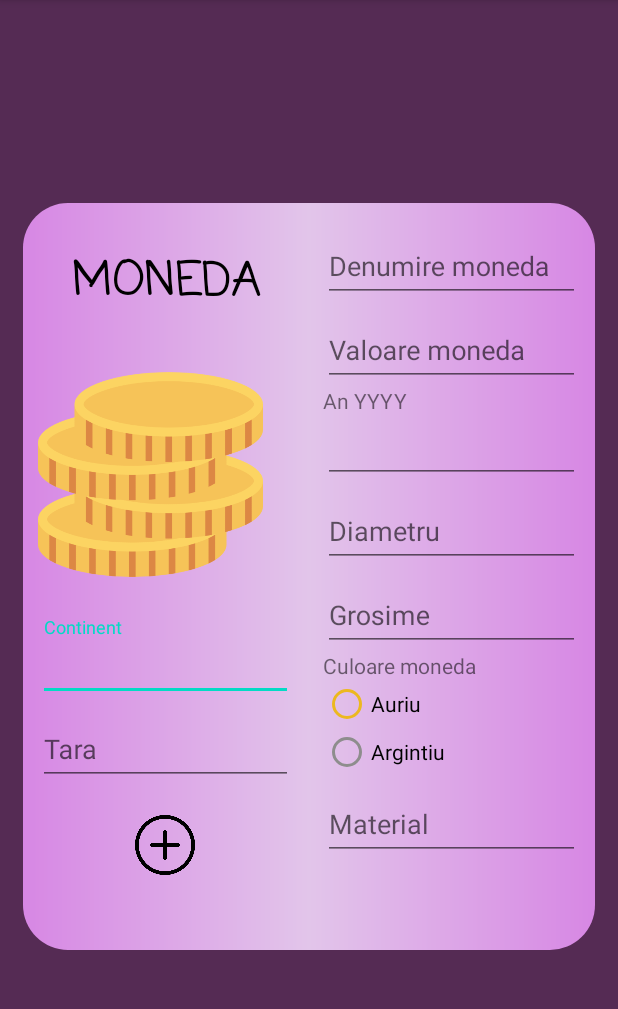
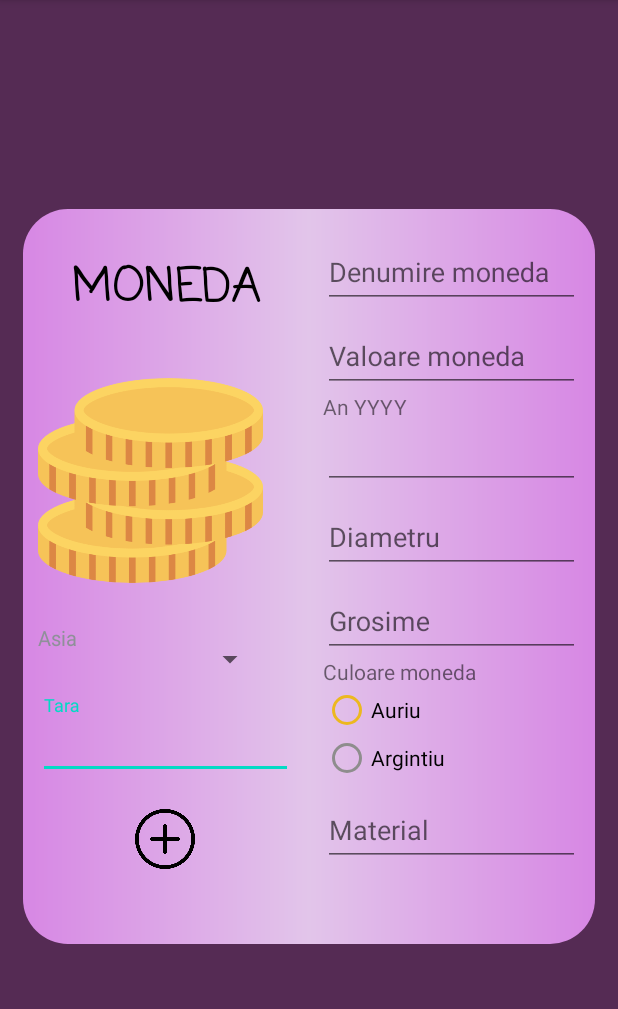
Before and after one commit to Diana2808/Project_Android, an Android app: the AdaugInColectieActivity screen opened directly, with no data from a screen before it, after a tap on an icon or button, on a phone screen of 412 x 824 dp, the part 84-1093 px from its top. Run offline under Robolectric (Android 15) with nearby library versions, the phone set to English and light mode, and no system bars.

Commit message:
bug rezolvat pt formularul de adaugare in lista, spinner realizat si validari schimbate <3

```diff
--- a/app/src/main/AndroidManifest.xml
+++ b/app/src/main/AndroidManifest.xml
@@ -2,8 +2,7 @@
 <manifest xmlns:android="http://schemas.android.com/apk/res/android"
     package="com.example.project">
 
-    <uses-permission android:name="android.permission.INTERNET" />
-
+<uses-permission android:name="android.permission.INTERNET"></uses-permission>
     <application
         android:allowBackup="true"
         android:icon="@mipmap/ic_launcher"
--- a/app/src/main/java/com/example/project/AdaugInColectieActivity.java
+++ b/app/src/main/java/com/example/project/AdaugInColectieActivity.java
@@ -6,9 +6,11 @@ import android.content.Intent;
 import android.os.Bundle;
 import android.util.Log;
 import android.view.View;
+import android.widget.ArrayAdapter;
 import android.widget.Button;
 import android.widget.EditText;
 import android.widget.RadioGroup;
+import android.widget.Spinner;
 import android.widget.Toast;
 
 import com.example.project.clase.Caracteristici;
@@ -21,8 +23,9 @@ import java.util.ArrayList;
 import java.util.List;
 
 public class AdaugInColectieActivity extends AppCompatActivity {
+    public static final String CHEIE_TARA="cheie";
 
-    TextInputEditText tietContinent;
+    Spinner spinContinent;
     TextInputEditText tietTara;
     TextInputEditText tietDenumire;
     TextInputEditText tietValoare;
@@ -35,7 +38,6 @@ public class AdaugInColectieActivity extends AppCompatActivity {
 
     //pentru transferul informatiilor inapoi
     Intent intent;
-    public static final String CHEIE_TARA="cheie";
 
 
 
@@ -78,7 +80,8 @@ public class AdaugInColectieActivity extends AppCompatActivity {
 
 
     private void initializare() {
-        tietContinent=findViewById(R.id.tiet_continent);
+        spinContinent=findViewById(R.id.spin_continent);
+        adaugareInSpinner();
         tietTara=findViewById(R.id.tiet_tara);
         tietDenumire=findViewById(R.id.tiet_denumire);
         tietValoare=findViewById(R.id.tiet_valoare);
@@ -90,30 +93,65 @@ public class AdaugInColectieActivity extends AppCompatActivity {
         btnAdaug=findViewById(R.id.btn_adaug);
     }
 
+    private void adaugareInSpinner() {
+        ArrayAdapter<CharSequence> adapterSpinner=ArrayAdapter.createFromResource(getApplicationContext(),
+                R.array.continente,R.layout.support_simple_spinner_dropdown_item);
+        spinContinent.setAdapter(adapterSpinner);
+    }
+
 
     //verificari
     private boolean validare(){
-        if(tietContinent.getText() == null || tietContinent.getText().toString().trim().length() < 3 ||
+        if(
                 tietTara.getText() == null || tietTara.getText().toString().trim().length() < 3 ||
                 tietDenumire.getText() == null || tietDenumire.getText().toString().trim().length() < 3 ||
                 tietValoare.getText() == null || tietValoare.getText().toString().trim().length() < 3 ||
-                tietDiamentru.getText() == null || tietDiamentru.getText().toString().trim().length() < 3 ||
-                tietGrosime.getText() == null || tietGrosime.getText().toString().trim().length() < 3 ||
                 tietMaterial.getText() == null || tietMaterial.getText().toString().trim().length() < 3 ){
             Toast.makeText(getApplicationContext(),
-                    "Nu ati completat corect datele!",
+                    "Campurile trebuie sa contina minim 3 caractere!",
+                    Toast.LENGTH_LONG)
+                    .show();
+            return false;
+        } if(etAn.getText() == null || Integer.parseInt(etAn.getText().toString().trim())<4
+                ||Integer.parseInt(etAn.getText().toString())<1500  ||Integer.parseInt(etAn.getText().toString())>2020) {
+            Toast.makeText(getApplicationContext(),
+                    "Anul trebuie sa contina 4 cifre completate si sa se incadreze intre 1500 si 2020!",
                     Toast.LENGTH_LONG)
                     .show();
             return false;
         }
-        if(etAn.getText() == null || Integer.parseInt(etAn.getText().toString().trim())<4
-        ) {
+
+
+        if(tietDiamentru.getText().toString().substring(tietDiamentru.getText().toString().length()-2).equals("cm")==false
+        ||
+                Integer.parseInt(tietDiamentru.getText().toString().substring(0,1))>3){
             Toast.makeText(getApplicationContext(),
-                   "Anul trebuie sa contina 4 cifre completate!",
+                    "Diametrul trebuie sa contina la sfarsit 'cm'! Dimesiunea mai mica de 3 trebuie introdusa la incpeut!",
+                    Toast.LENGTH_LONG)
+                    .show();
+            return false;
+
+        }
+        if(tietGrosime.getText().toString().substring(tietGrosime.getText().toString().length()-2).equals("mm")==false
+        || Integer.parseInt(tietGrosime.getText().toString().substring(0,1))>3){
+
+            //daca ii dai doar litere iti va crapa, inca ma gandesc cum sa modific :/
+
+            Toast.makeText(getApplicationContext(),
+                    "Grosimea trebuie sa contina la sfarsit 'mm'! Grosimea mai mica de 3 trebuie introdusa la inceput !",
+                    Toast.LENGTH_LONG)
+                    .show();
+            return false;
+
+        }
+        if(rgCuloare.getCheckedRadioButtonId()!=R.id.rb_argintiu && rgCuloare.getCheckedRadioButtonId()!=R.id.rb_auriu){
+            Toast.makeText(getApplicationContext(),
+                    "Trebuie sa alegeti o culoare!",
                     Toast.LENGTH_LONG)
                     .show();
             return false;
         }
+
 
         return true;
     }
@@ -121,7 +159,7 @@ public class AdaugInColectieActivity extends AppCompatActivity {
 
     //creez obiect
     protected Tara creezTara(){
-        String continent=tietContinent.getText().toString();
+        String continent=spinContinent.getSelectedItem().toString();
         String tara=tietTara.getText().toString();
         String denumire=tietDenumire.getText().toString();
         String valoare=tietValoare.getText().toString();
--- a/app/src/main/java/com/example/project/MonedaAdapter.java
+++ b/app/src/main/java/com/example/project/MonedaAdapter.java
@@ -39,6 +39,8 @@ public class MonedaAdapter extends ArrayAdapter<Tara> {
     public View getView(int position, @Nullable View convertView, @NonNull ViewGroup parent) {
         View view = inflater.inflate(resource, parent, false);
         Tara tara = tari.get(position);
+
+
         if(tara != null) {
             addDenumireTara(view, tara.getDenumire());
             addContinent(view, tara.getContinent());
@@ -100,7 +102,7 @@ public class MonedaAdapter extends ArrayAdapter<Tara> {
 
     private void addAnMoneda(View view, int an){
         TextView textView = view.findViewById(R.id.tv_row_an);
-        if(an>0000 && an<9999){
+        if(an>1499 && an<2021){
             textView.setText(String.valueOf(an));
         } else {
             textView.setText(R.string.lv_row_default);
--- a/app/src/main/java/com/example/project/fragmente/BibliotecaFragment.java
+++ b/app/src/main/java/com/example/project/fragmente/BibliotecaFragment.java
@@ -33,7 +33,7 @@ public class BibliotecaFragment extends Fragment {
     private static final String BIBLIOTECA_CHEIE="cheieBiblioteca";
 
     //URL din care preiau datele
-    private static final String URL="https://api.mocki.io/v1/596ad05b";
+    private static final String URL="https://api.mocki.io/v1/f7c9c1e9";
 
     //lista in care pun datele
     private List<Tara> listBiblioteca=new ArrayList<>();
--- a/app/src/main/res/layout/activity_adaug_in_colectie.xml
+++ b/app/src/main/res/layout/activity_adaug_in_colectie.xml
@@ -61,18 +61,12 @@
 
 
 
-          <com.google.android.material.textfield.TextInputLayout
-              android:layout_width="match_parent"
-              android:layout_height="match_parent">
+         <Spinner
+             android:id="@+id/spin_continent"
+             android:layout_width="wrap_content"
+             android:layout_height="wrap_content"
 
-              <com.google.android.material.textfield.TextInputEditText
-                  android:id="@+id/tiet_continent"
-                  android:layout_width="match_parent"
-                  android:layout_height="wrap_content"
-                  android:hint="Continent"
-                  android:textColorHint="#541260"/>
-          </com.google.android.material.textfield.TextInputLayout>
-
+             ></Spinner>
           <com.google.android.material.textfield.TextInputLayout
               android:layout_width="match_parent"
               android:layout_height="match_parent">
@@ -90,8 +84,8 @@
               android:id="@+id/btn_adaug"
               android:layout_width="40dp"
               android:layout_height="40dp"
+              android:clickable="true"
               android:background="@drawable/plus"
-              android:clickable="true"
               android:layout_gravity="center"
               android:layout_margin="20dp"/>
 
--- a/app/src/main/res/values/strings.xml
+++ b/app/src/main/res/values/strings.xml
@@ -15,4 +15,14 @@
     <string name="tv2_acasa">Ne bucurăm să te revedem!</string>
     <string name="tv3_acasa">Aceasta este ultima ta recenzie:</string>
     <string name="fab_icon_content_description">review</string>
+
+    <string-array name="continente">
+        <item>Asia</item>
+        <item>America de Nord</item>
+        <item>America de Sud</item>
+        <item>Europa</item>
+        <item>Africa</item>
+        <item>Australia</item>
+        <item>Antarctida</item>
+    </string-array>
 </resources>
```
Also changed, not shown: app/src/main/java/com/example/project/MainActivity.java (+15 -6 lines), app/src/main/java/com/example/project/clase/Caracteristici.java (+36 -1 lines), app/src/main/java/com/example/project/clase/Moneda.java (+36 -1 lines), app/src/main/java/com/example/project/clase/Tara.java (+15 -13 lines), app/src/main/java/com/example/project/fragmente/ColectieFragment.java (+17 -6 lines).
